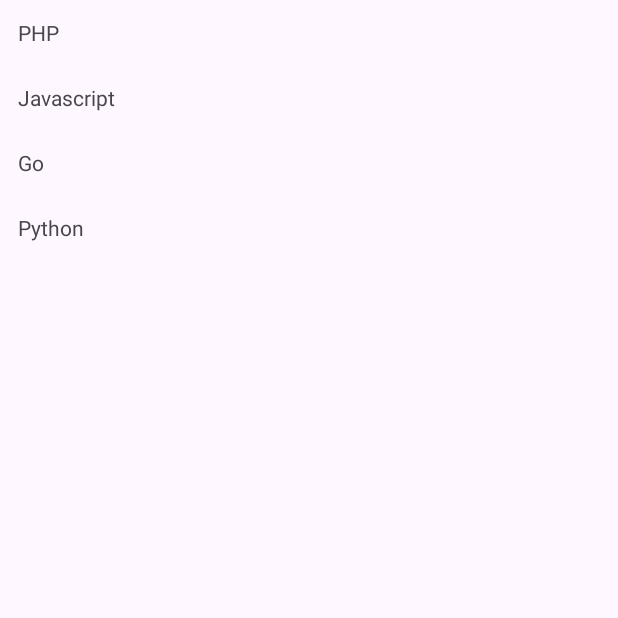
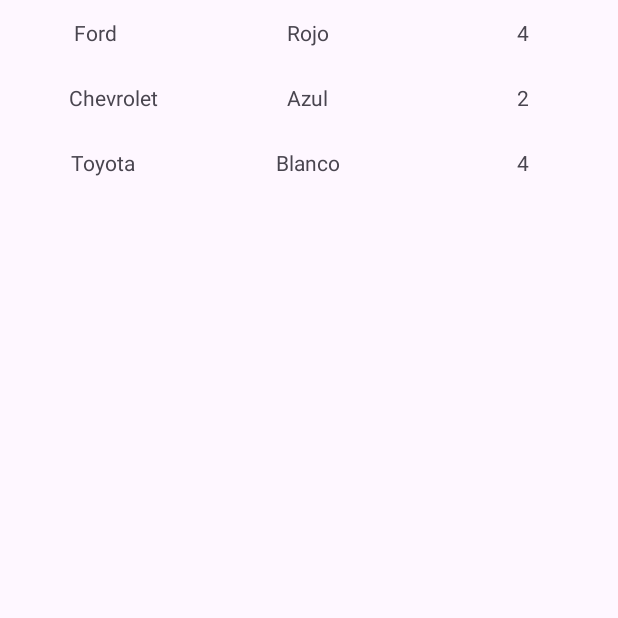
Before and after one commit to banlles/InteractiveListCars_AS, an Android app: the screen it shows after launch (MainActivity), on a phone screen of 412 x 824 dp, the top half of it. Run offline under Robolectric (Android 15) with nearby library versions, the phone set to English and light mode, and no system bars.

Commit message:
Lo que he borrado sin querer xdd

```diff
--- a/app/src/main/java/com/example/myapplication/MainActivity.java
+++ b/app/src/main/java/com/example/myapplication/MainActivity.java
@@ -12,14 +12,10 @@ import androidx.recyclerview.widget.RecyclerView;
 
 public class MainActivity extends AppCompatActivity {
 
-    private static final String[] myDataSet = {
-            "PHP",
-            "Javascript",
-            "Go",
-            "Python"
-
-    };
-
+   private Vehiculo[] myDataSet = {
+            new Vehiculo("Ford", "Rojo", "4"),
+            new Vehiculo("Chevrolet", "Azul", "2"),
+            new Vehiculo("Toyota", "Blanco", "4")};
     @Override
     protected void onCreate(Bundle savedInstanceState) {
         super.onCreate(savedInstanceState);
--- a/app/src/main/java/com/example/myapplication/MyRVAdapter.java
+++ b/app/src/main/java/com/example/myapplication/MyRVAdapter.java
@@ -10,7 +10,7 @@ import androidx.annotation.NonNull;
 import androidx.recyclerview.widget.RecyclerView;
 
 public class MyRVAdapter extends RecyclerView.Adapter<MyRVAdapter.MyViewHolder> {
-    String[] dades;
+    Vehiculo[] vehiculos;
     private LayoutInflater mInflater;
     private ItemClickListener mClickListener;
 
@@ -26,15 +26,15 @@ public class MyRVAdapter extends RecyclerView.Adapter<MyRVAdapter.MyViewHolder>
     }
 
     // Se llamara desde el ItemClickListener implementado en la Actividad contenedora
-    public String getItem(int position) {
-        return dades[position];
+    public Vehiculo getItem(int position) {
+        return vehiculos[position];
     }
 
     // Constructor, los datos los recibimos en el constructor.
-    public MyRVAdapter(Context context, String[] dades) {
+    public MyRVAdapter(Context context, Vehiculo[] vehiculos) {
         super();
         this.mInflater = LayoutInflater.from(context);
-        this.dades = dades;
+        this.vehiculos = vehiculos;
     }
 
     // ----------METODOS QUE HAY QUE SOBRECARGAR DE LA CLASE RecyclerView.Adapter<> ----------
@@ -48,26 +48,30 @@ public class MyRVAdapter extends RecyclerView.Adapter<MyRVAdapter.MyViewHolder>
     // Binds (vincula) los datos al Textview para cada item
     @Override
     public void onBindViewHolder(MyViewHolder holder, int position) {
-        String llenguatge = dades[position];
-        holder.tvAutor.setText(llenguatge);
+        Vehiculo v = vehiculos[position];
+        holder.marca.setText(v.getMarca());
+        holder.color.setText(v.getColor());
+        holder.puertas.setText(v.getPuertas());
     }
 
     // Número total de items
     @Override
     public int getItemCount() {
-        return dades.length;
+        return vehiculos.length;
     }
 
     // ---------------------------------------------------------------------------------------
     // --------- IMPLEMENTACION DE NUESTRO VIEW HOLDER ESPECÍFICO ----------------------------
     // stores and recycles views as they are scrolled off screen
     public class MyViewHolder extends RecyclerView.ViewHolder implements View.OnClickListener {
-        TextView tvAutor;
+        TextView marca, color, puertas;
 
         MyViewHolder(View itemView) {
             //Lligar els Id dels elements que vull mostrar per pantalla per cada un dels elements de Dades
             super(itemView);
-            tvAutor = itemView.findViewById(R.id.tvName);
+            marca = itemView.findViewById(R.id.textViewMarca);
+            color = itemView.findViewById(R.id.textViewColor);
+            puertas = itemView.findViewById(R.id.textViewPuertas);
             itemView.setOnClickListener(this);
         }
 
--- /dev/null
+++ b/app/src/main/java/com/example/myapplication/Vehiculo.java
@@ -0,0 +1,41 @@
+package com.example.myapplication;
+
+public class Vehiculo {
+    String marca;
+    String color;
+    String puertas;
+
+    public Vehiculo(String marca, String color, String puertas) {
+        this.marca = marca;
+        this.color = color;
+        this.puertas = puertas;
+    }
+
+    public Vehiculo() {
+
+    }
+
+    public String getMarca() {
+        return marca;
+    }
+
+    public void setMarca(String marca) {
+        this.marca = marca;
+    }
+
+    public String getColor() {
+        return color;
+    }
+
+    public void setColor(String color) {
+        this.color = color;
+    }
+
+    public String getPuertas() {
+        return puertas;
+    }
+
+    public void setPuertas(String puertas) {
+        this.puertas = puertas;
+    }
+}
--- a/app/src/main/res/layout/item_text_view.xml
+++ b/app/src/main/res/layout/item_text_view.xml
@@ -1,6 +1,45 @@
 <?xml version="1.0" encoding="utf-8"?>
-<TextView xmlns:android="http://schemas.android.com/apk/res/android"
+<androidx.constraintlayout.widget.ConstraintLayout xmlns:android="http://schemas.android.com/apk/res/android"
+    xmlns:app="http://schemas.android.com/apk/res-auto"
+    xmlns:tools="http://schemas.android.com/tools"
     android:id="@+id/tvName"
-    android:padding="12dp"
+    android:layout_width="match_parent"
     android:layout_height="wrap_content"
-    android:layout_width="match_parent" />
+    android:padding="12dp" >
+
+    <TextView
+        android:id="@+id/textViewMarca"
+        android:layout_width="wrap_content"
+        android:layout_height="wrap_content"
+        android:text="TextView"
+        app:layout_constraintBottom_toBottomOf="parent"
+        app:layout_constraintEnd_toEndOf="parent"
+        app:layout_constraintHorizontal_bias="0.103"
+        app:layout_constraintStart_toStartOf="parent"
+        app:layout_constraintTop_toTopOf="parent"
+        app:layout_constraintVertical_bias="0.0" />
+
+    <TextView
+        android:id="@+id/textViewPuertas"
+        android:layout_width="wrap_content"
+        android:layout_height="wrap_content"
+        android:text="TextView"
+        app:layout_constraintBottom_toBottomOf="parent"
+        app:layout_constraintEnd_toEndOf="parent"
+        app:layout_constraintHorizontal_bias="0.875"
+        app:layout_constraintStart_toStartOf="parent"
+        app:layout_constraintTop_toTopOf="parent"
+        app:layout_constraintVertical_bias="1.0" />
+
+    <TextView
+        android:id="@+id/textViewColor"
+        android:layout_width="wrap_content"
+        android:layout_height="wrap_content"
+        android:text="TextView"
+        app:layout_constraintBottom_toBottomOf="parent"
+        app:layout_constraintEnd_toEndOf="parent"
+        app:layout_constraintHorizontal_bias="0.498"
+        app:layout_constraintStart_toStartOf="parent"
+        app:layout_constraintTop_toTopOf="parent"
+        app:layout_constraintVertical_bias="1.0" />
+</androidx.constraintlayout.widget.ConstraintLayout>
```
